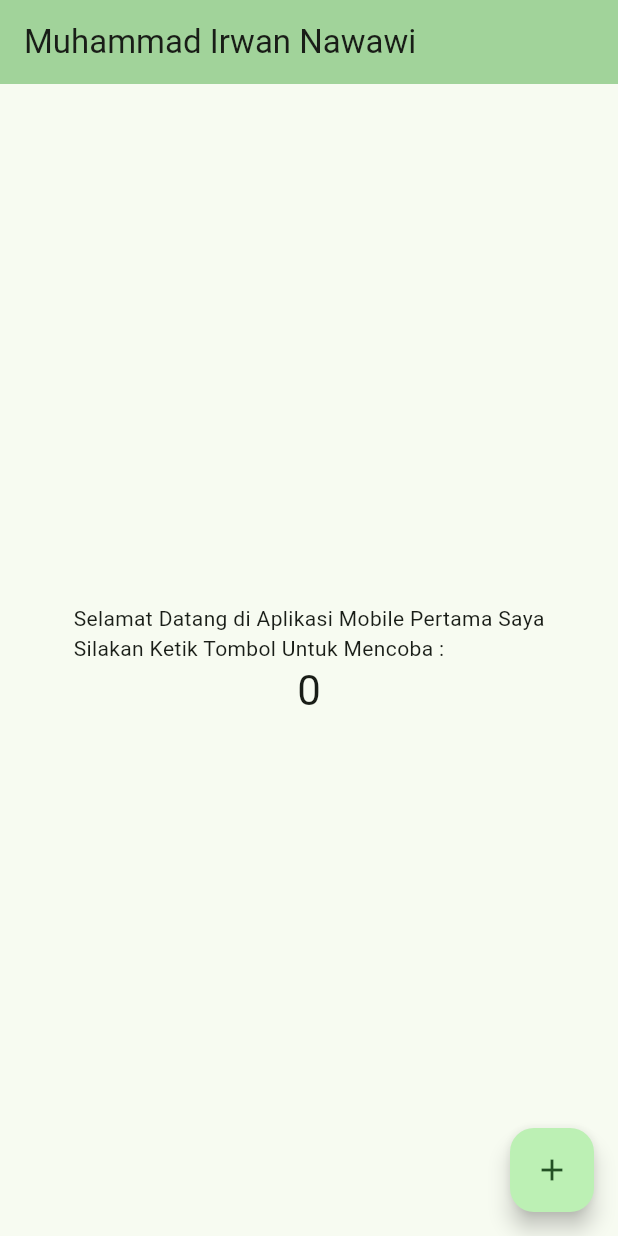
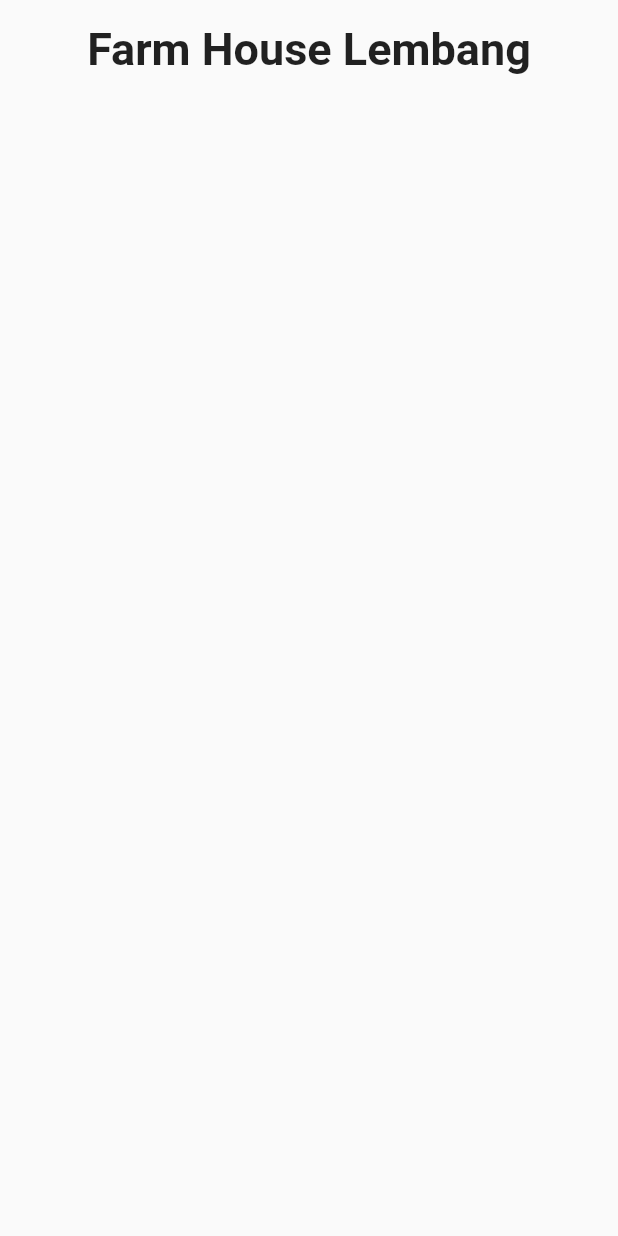
Before and after one commit to IrwanNa/tgsIndividu-Mobile, a Flutter app: the screen it shows after launch, on a phone screen of 412 x 824 dp. Run offline on Flutter 3.47's test engine with Material 2 defaults, Android fonts, the phone set to English and light mode, and no system bars.

Commit message:
membuat projek di lib/main.dart

```diff
--- a/prog_flutter_pertama/lib/main.dart
+++ b/prog_flutter_pertama/lib/main.dart
@@ -7,120 +7,39 @@
 class MyApp extends StatelessWidget {
   const MyApp({super.key});
 
-  // This widget is the root of your application.
   @override
   Widget build(BuildContext context) {
     return MaterialApp(
-      title: 'Projek Flutter Pertama Saya',
-      theme: ThemeData(
-        // This is the theme of your application.
-        //
-        // TRY THIS: Try running your application with "flutter run". You'll see
-        // the application has a blue toolbar. Then, without quitting the app,
-        // try changing the seedColor in the colorScheme below to Colors.green
-        // and then invoke "hot reload" (save your changes or press the "hot
-        // reload" button in a Flutter-supported IDE, or press "r" if you used
-        // the command line to start the app).
-        //
-        // Notice that the counter didn't reset back to zero; the application
-        // state is not lost during the reload. To reset the state, use hot
-        // restart instead.
-        //
-        // This works for code too, not just values: Most code changes can be
-        // tested with just a hot reload.
-        colorScheme: ColorScheme.fromSeed(seedColor: Colors.green),
-        useMaterial3: true,
-      ),
-      home: const MyHomePage(title: 'Muhammad Irwan Nawawi'),
+      title: 'Wisata Bandung',
+      theme: ThemeData(),
+      home: const DetailScreen(),
     );
   }
 }
 
-class MyHomePage extends StatefulWidget {
-  const MyHomePage({super.key, required this.title});
-
-  // This widget is the home page of your application. It is stateful, meaning
-  // that it has a State object (defined below) that contains fields that affect
-  // how it looks.
-
-  // This class is the configuration for the state. It holds the values (in this
-  // case the title) provided by the parent (in this case the App widget) and
-  // used by the build method of the State. Fields in a Widget subclass are
-  // always marked "final".
-
-  final String title;
-
-  @override
-  State<MyHomePage> createState() => _MyHomePageState();
-}
-
-class _MyHomePageState extends State<MyHomePage> {
-  int _counter = 0;
-
-  void _incrementCounter() {
-    setState(() {
-      // This call to setState tells the Flutter framework that something has
-      // changed in this State, which causes it to rerun the build method below
-      // so that the display can reflect the updated values. If we changed
-      // _counter without calling setState(), then the build method would not be
-      // called again, and so nothing would appear to happen.
-      _counter++;
-    });
-  }
-
+class DetailScreen extends StatelessWidget {
+  const DetailScreen({Key? key}) : super(key: key);
   @override
   Widget build(BuildContext context) {
-    // This method is rerun every time setState is called, for instance as done
-    // by the _incrementCounter method above.
-    //
-    // The Flutter framework has been optimized to make rerunning build methods
-    // fast, so that you can just rebuild anything that needs updating rather
-    // than having to individually change instances of widgets.
     return Scaffold(
-      appBar: AppBar(
-        // TRY THIS: Try changing the color here to a specific color (to
-        // Colors.amber, perhaps?) and trigger a hot reload to see the AppBar
-        // change color while the other colors stay the same.
-        backgroundColor: Theme.of(context).colorScheme.inversePrimary,
-        // Here we take the value from the MyHomePage object that was created by
-        // the App.build method, and use it to set our appbar title.
-        title: Text(widget.title),
-      ),
-      body: Center(
-        // Center is a layout widget. It takes a single child and positions it
-        // in the middle of the parent.
+      body: SafeArea(
         child: Column(
-          // Column is also a layout widget. It takes a list of children and
-          // arranges them vertically. By default, it sizes itself to fit its
-          // children horizontally, and tries to be as tall as its parent.
-          //
-          // Column has various properties to control how it sizes itself and
-          // how it positions its children. Here we use mainAxisAlignment to
-          // center the children vertically; the main axis here is the vertical
-          // axis because Columns are vertical (the cross axis would be
-          // horizontal).
-          //
-          // TRY THIS: Invoke "debug painting" (choose the "Toggle Debug Paint"
-          // action in the IDE, or press "p" in the console), to see the
-          // wireframe for each widget.
-          mainAxisAlignment: MainAxisAlignment.center,
+          crossAxisAlignment: CrossAxisAlignment.stretch,
           children: <Widget>[
-            const Text(
-              'Selamat Datang di Aplikasi Mobile Pertama Saya\n'
-              'Silakan Ketik Tombol Untuk Mencoba :',
-            ),
-            Text(
-              '$_counter',
-              style: Theme.of(context).textTheme.headlineMedium,
+            Container(
+              margin: const EdgeInsets.only(top: 15.0),
+              child: const Text(
+                'Farm House Lembang',
+                textAlign: TextAlign.center,
+                style: TextStyle(
+                  fontSize: 30.0,
+                  fontWeight: FontWeight.bold,
+                ),
+              ),
             ),
           ],
         ),
       ),
-      floatingActionButton: FloatingActionButton(
-        onPressed: _incrementCounter,
-        tooltip: 'Increment',
-        child: const Icon(Icons.add),
-      ), // This trailing comma makes auto-formatting nicer for build methods.
     );
   }
 }
```
